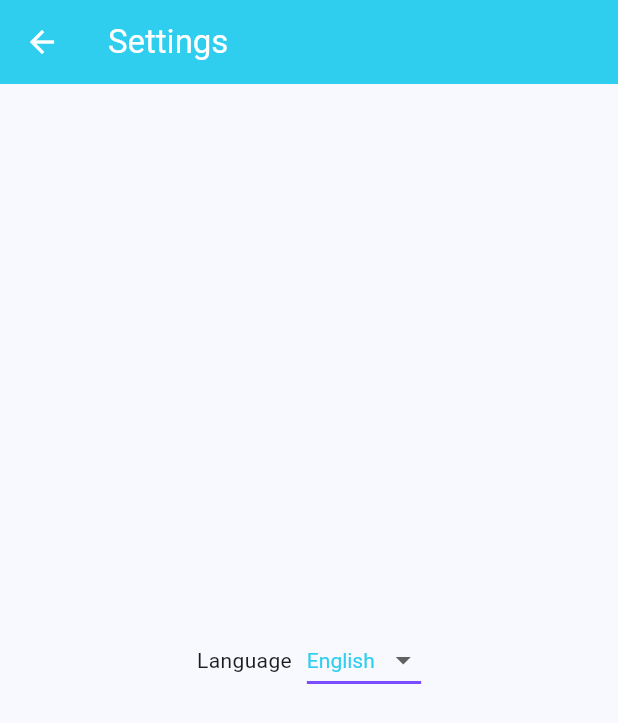
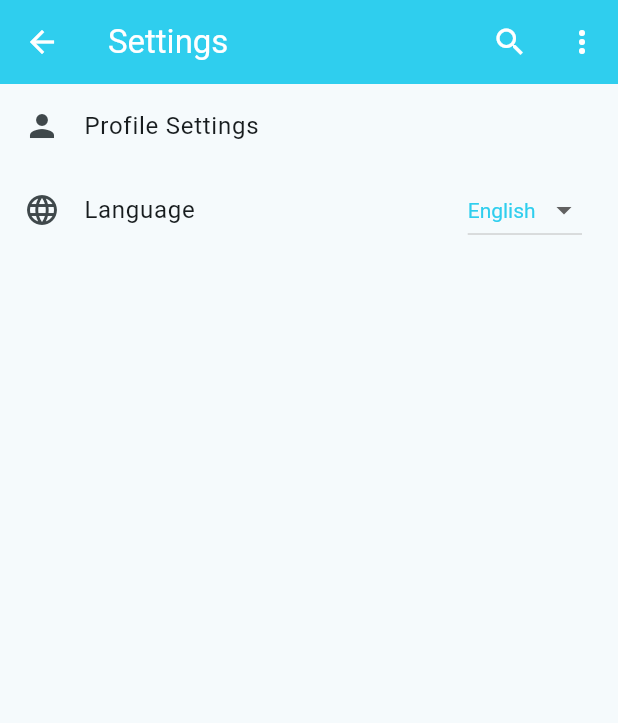
Before and after one commit to prulm/elearning_flutter, a Flutter app: the Settings screen opened directly, on a phone screen of 412 x 824 dp. Shown: the top 723 px of the screen. Run offline on Flutter 3.47's test engine with Material 2 defaults, Android fonts, the phone set to English and light mode, and no system bars; our stand-ins replace carousel_slider, dots_indicator, easy_localization, image_picker; Roboto replaces fonts that are missing (PowerGeez).

Commit message:
language and profile settings and navigation to settings from drawer

```diff
--- a/lib/main.dart
+++ b/lib/main.dart
@@ -28,7 +28,7 @@ class ELearning extends StatelessWidget {
       locale: context.locale,
       title: 'E-Learning app',
       theme: ThemeData(
-        colorScheme: ColorScheme.fromSeed(seedColor: Colors.blue),
+        colorScheme: ColorScheme.fromSeed(seedColor: Color.fromARGB(255, 47, 206, 238)),
         useMaterial3: true,
       ),
       home: const Home(),
--- a/lib/screens/settings.dart
+++ b/lib/screens/settings.dart
@@ -1,4 +1,5 @@
 import 'package:easy_localization/easy_localization.dart';
+import 'package:elearning_flutter/screens/profile.dart';
 import 'package:flutter/material.dart';
 
 const List<String> languages = <String>['English', 'Amharic'];
@@ -27,32 +28,48 @@ class _SettingsState extends State<Settings> {
             fontFamily: 'PowerGeez',
           ),
         ).tr(),
+        actions: [
+          IconButton(
+              icon: Icon(Icons.search, color: Colors.white), onPressed: () {}),
+          IconButton(
+              icon: Icon(Icons.more_vert, color: Colors.white),
+              onPressed: () {}),
+        ],
         iconTheme: IconThemeData(
           color: Colors.white,
         ),
       ),
-      body: Center(
-        child: Row(
-          mainAxisAlignment: MainAxisAlignment.center,
+      body: ListView(
         children: [
-            Text(
+          ListTile(
+            leading: Icon(Icons.person),
+            title: Text(
+              "Profile Settings",
+              style: TextStyle(
+                fontFamily: 'PowerGeez',
+              ),
+            ).tr(),
+            onTap: () {
+              Navigator.push(
+                  context, MaterialPageRoute(builder: (context) => Profile()));
+            },
+          ),
+          ListTile(
+              leading: Icon(
+                Icons.language,
+              ),
+              title: Text(
                 "Language",
                 style: TextStyle(
                   fontFamily: 'PowerGeez',
                 ),
               ).tr(),
-            SizedBox(
-              width: 10,
-            ),
-            DropdownButton<String>(
+              trailing: DropdownButton<String>(
                 value: dropdownValue,
                 icon: const Icon(Icons.arrow_drop_down),
                 elevation: 16,
-              style: const TextStyle(color: Color.fromARGB(255, 47, 206, 238)),
-              underline: Container(
-                height: 2,
-                color: Colors.deepPurpleAccent,
-              ),
+                style:
+                    const TextStyle(color: Color.fromARGB(255, 47, 206, 238)),
                 onChanged: (String? value) {
                   setState(() {
                     dropdownValue = value!;
@@ -75,9 +92,8 @@ class _SettingsState extends State<Settings> {
                     ).tr(),
                   );
                 }).toList(),
-            )
+              )),
         ],
-        ),
       ),
     );
   }
```
Lines whose indentation alone changed are shown as unchanged.
